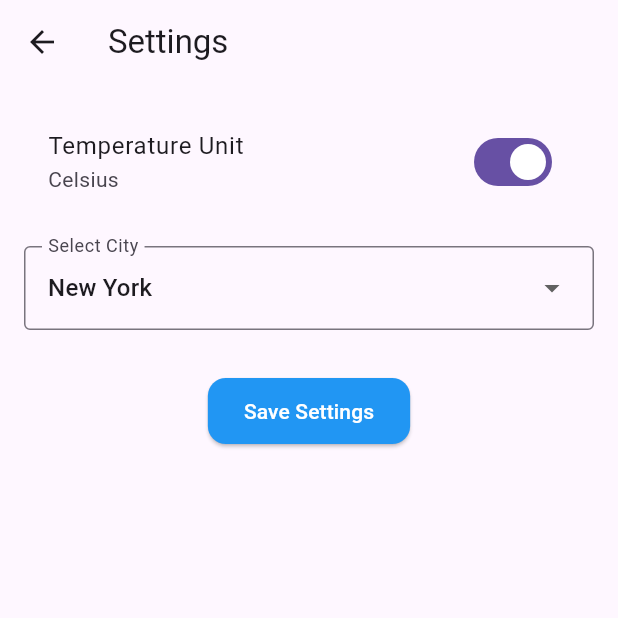
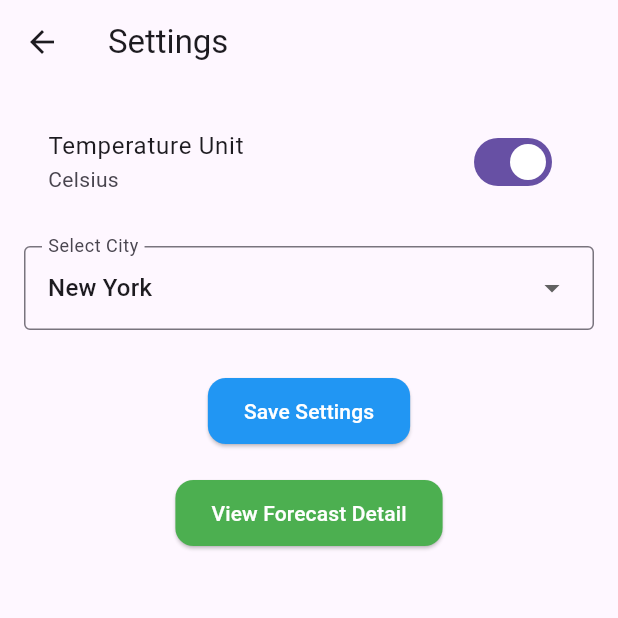
Before and after one commit to Suraj-K022/suraj_Kushwaha-dynamic-weather-ui, a Flutter app: the SettingsScreen screen opened by its route, on a phone screen of 412 x 824 dp, the top half of it. Run offline on Flutter 3.47's test engine with Material 3 defaults, Android fonts, the phone set to English and light mode, and no system bars; drawn by our look-alikes of reactive_forms; our stand-ins replace auto_route, freezed_annotation, logger, shared_preferences; accounts and stored records are empty.

Commit message:
Initial commit

```diff
--- a/lib/core/routes/app_router.dart
+++ b/lib/core/routes/app_router.dart
@@ -16,8 +16,9 @@ class AppRouter extends RootStackRouter implements AutoRouterConfig {
   List<AutoRoute> get routes => [
     AutoRoute(page: SplashRoute.page, initial: true),
     AutoRoute(page: WeatherHomeRoute.page),
-    AutoRoute(page: ForecastDetailRoute.page, path: '/forecast/:cityName'),
+    // AutoRoute(page: MultiDayScreen.page),
     AutoRoute(page: SettingsRoute.page),
+    AutoRoute(page: ForecastDetailRoute.page), // ✅ Make sure this is added!
   ];
 
   @override
--- a/lib/features/weather/presentation/screens/settings_screen.dart
+++ b/lib/features/weather/presentation/screens/settings_screen.dart
@@ -4,6 +4,7 @@ import 'package:provider/provider.dart';
 import 'package:reactive_forms/reactive_forms.dart';
 import '../../../../core/routes/app_router.dart';
 import '../../../../core/services/storage/settings_storage.dart';
+import '../../../../core/models/weather_model.dart'; // Import DailyForecast model
 
 @RoutePage()
 class SettingsScreen extends StatefulWidget {
@@ -21,6 +22,8 @@ class _SettingsScreenState extends State<SettingsScreen> {
     'selectedCity': FormControl<String>(value: 'New York'),
   });
 
+  List<DailyForecast> forecast = []; // Example forecast list
+
   @override
   void initState() {
     super.initState();
@@ -29,6 +32,32 @@ class _SettingsScreenState extends State<SettingsScreen> {
       await settingsService.loadSettings();
       form.control('isCelsius').value = settingsService.isCelsius;
       form.control('selectedCity').value = settingsService.selectedCity;
+
+      // Example: Populate the forecast list with sample data
+      forecast = List.generate(7, (index) {
+        final date = DateTime.now().add(Duration(days: index));
+        return DailyForecast(
+          date: date,
+          highTemp: 25 + index.toDouble(),
+          lowTemp: 15 + index.toDouble(),
+          conditionCode: 'clear',
+          conditionDescription: 'Clear skies',
+          iconId: '01d',
+          precipitationProbability: 0.1 * index,
+          uvIndex: 5 + index,
+          sunrise: date.copyWith(hour: 6),
+          sunset: date.copyWith(hour: 18),
+          hourlyForecasts: List.generate(24, (hour) {
+            return HourlyForecast(
+              time: date.copyWith(hour: hour),
+              temperature: 15 + hour.toDouble() / 2,
+              conditionCode: 'clear',
+              iconId: '01d',
+            );
+          }),
+        );
+      });
+
     });
   }
 
@@ -87,6 +116,30 @@ class _SettingsScreenState extends State<SettingsScreen> {
                   ),
                 ),
               ),
+              const SizedBox(height: 20),
+              // Button to navigate to ForecastDetailScreen
+              ElevatedButton(
+                onPressed: () {
+                  if (forecast.isNotEmpty) {
+                    context.router.push(
+                      ForecastDetailRoute(
+                        dayIndex: 2,
+                        forecast: forecast,
+                      ),
+                    );
+                  }
+                },
+                child: const Text('View Forecast Detail'),
+                style: ElevatedButton.styleFrom(
+                  foregroundColor: Colors.white,
+                  backgroundColor: Colors.green,
+                  padding: const EdgeInsets.symmetric(vertical: 12, horizontal: 24),
+                  shape: RoundedRectangleBorder(
+                    borderRadius: BorderRadius.circular(12),
+                  ),
+                ),
+              ),
+
             ],
           ),
         ),
```
Also changed, not shown: lib/features/weather/presentation/screens/forcast_detail_screen.dart (+100 -19 lines).
